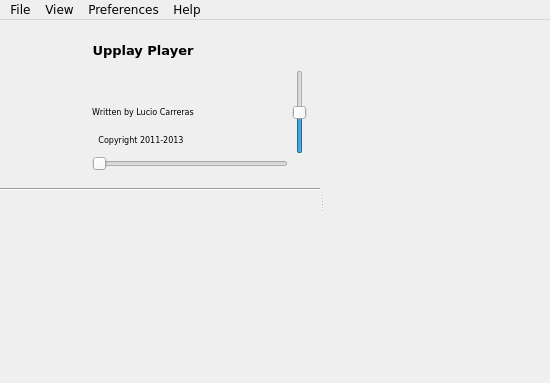
Before: the Qt Designer form GUI/player/GUI_Player.ui in rbg2024/upplay, drawn with Qt 5.
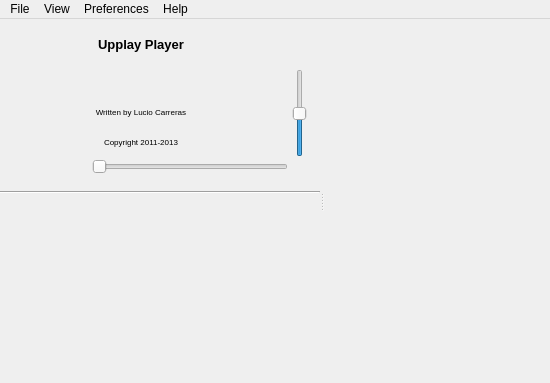
After: the same form once the commit is applied. Icons and pictures are not drawn. Custom widgets are drawn as their Qt base class.

Commit message: use the system default font and set it for the browser window (webkit) too

```diff
--- a/GUI/player/GUI_Player.ui
+++ b/GUI/player/GUI_Player.ui
@@ -16,11 +16,6 @@
     <verstretch>0</verstretch>
    </sizepolicy>
   </property>
-  <property name="font">
-   <font>
-    <family>DejaVu Sans</family>
-   </font>
-  </property>
   <property name="focusPolicy">
    <enum>Qt::StrongFocus</enum>
   </property>
@@ -114,7 +109,7 @@
               <property name="maximumSize">
                <size>
                 <width>16777215</width>
-                <height>40</height>
+                <height>50</height>
                </size>
               </property>
               <property name="font">
@@ -144,7 +139,7 @@
               <property name="maximumSize">
                <size>
                 <width>16777215</width>
-                <height>40</height>
+                <height>50</height>
                </size>
               </property>
               <property name="font">
@@ -152,7 +147,6 @@
                 <pointsize>10</pointsize>
                 <weight>75</weight>
                 <bold>true</bold>
-                <stylestrategy>PreferAntialias</stylestrategy>
                </font>
               </property>
               <property name="styleSheet">
@@ -562,6 +556,18 @@
            <layout class="QHBoxLayout" name="horizontalLayout_6">
             <item>
              <widget class="QLabel" name="lab_writtenby">
+              <property name="minimumSize">
+               <size>
+                <width>0</width>
+                <height>30</height>
+               </size>
+              </property>
+              <property name="maximumSize">
+               <size>
+                <width>16777215</width>
+                <height>30</height>
+               </size>
+              </property>
               <property name="font">
                <font>
                 <pointsize>6</pointsize>
@@ -578,6 +584,18 @@
             </item>
             <item>
              <widget class="QLabel" name="lab_artist">
+              <property name="minimumSize">
+               <size>
+                <width>0</width>
+                <height>30</height>
+               </size>
+              </property>
+              <property name="maximumSize">
+               <size>
+                <width>16777215</width>
+                <height>30</height>
+               </size>
+              </property>
               <property name="font">
                <font>
                 <pointsize>6</pointsize>
@@ -619,13 +637,13 @@
               <property name="minimumSize">
                <size>
                 <width>0</width>
-                <height>20</height>
+                <height>30</height>
                </size>
               </property>
               <property name="maximumSize">
                <size>
                 <width>16777215</width>
-                <height>20</height>
+                <height>30</height>
                </size>
               </property>
               <property name="font">
@@ -647,13 +665,13 @@
               <property name="minimumSize">
                <size>
                 <width>0</width>
-                <height>20</height>
+                <height>30</height>
                </size>
               </property>
               <property name="maximumSize">
                <size>
                 <width>16777215</width>
-                <height>20</height>
+                <height>30</height>
                </size>
               </property>
               <property name="font">
@@ -682,6 +700,12 @@
            <layout class="QHBoxLayout" name="horizontalLayout_8">
             <item>
              <widget class="QLabel" name="lab_version">
+              <property name="minimumSize">
+               <size>
+                <width>0</width>
+                <height>20</height>
+               </size>
+              </property>
               <property name="maximumSize">
                <size>
                 <width>16777215</width>
@@ -793,11 +817,6 @@
      <height>25</height>
     </rect>
    </property>
-   <property name="font">
-    <font>
-     <family>DejaVu Sans</family>
-    </font>
-   </property>
    <property name="defaultUp">
     <bool>false</bool>
    </property>
@@ -805,11 +824,6 @@
     <bool>false</bool>
    </property>
    <widget class="QMenu" name="menuFle">
-    <property name="font">
-     <font>
-      <family>DejaVu Sans</family>
-     </font>
-    </property>
     <property name="title">
      <string>File</string>
     </property>
@@ -821,11 +835,6 @@
     <addaction name="action_Close"/>
    </widget>
    <widget class="QMenu" name="menuView">
-    <property name="font">
-     <font>
-      <family>DejaVu Sans</family>
-     </font>
-    </property>
     <property name="styleSheet">
      <string notr="true"/>
     </property>
@@ -840,11 +849,6 @@
     <addaction name="action_Fullscreen"/>
    </widget>
    <widget class="QMenu" name="menuPreferences">
-    <property name="font">
-     <font>
-      <family>DejaVu Sans</family>
-     </font>
-    </property>
     <property name="title">
      <string>Preferences</string>
     </property>
@@ -852,11 +856,6 @@
     <addaction name="action_folderviewfnorder"/>
    </widget>
    <widget class="QMenu" name="menuAbout">
-    <property name="font">
-     <font>
-      <family>DejaVu Sans</family>
-     </font>
-    </property>
     <property name="title">
      <string>Help</string>
     </property>
```
Left out of the diff: 52 changed lines with no effect on the pictures. The commit also changes 10 other files.
